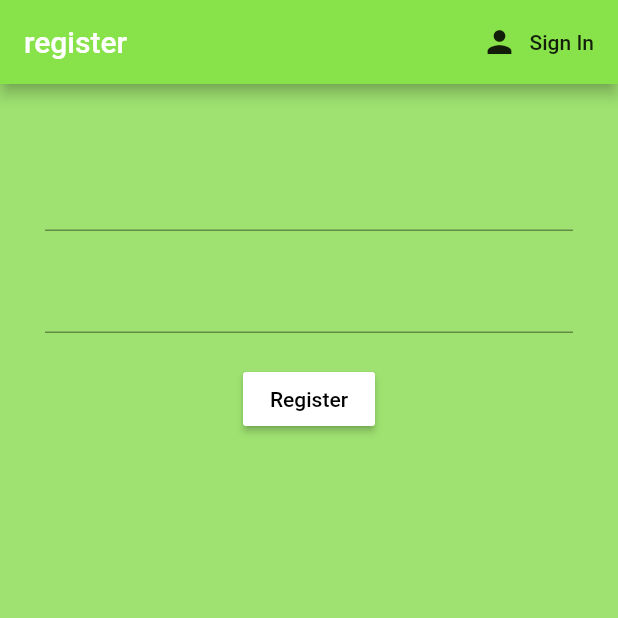
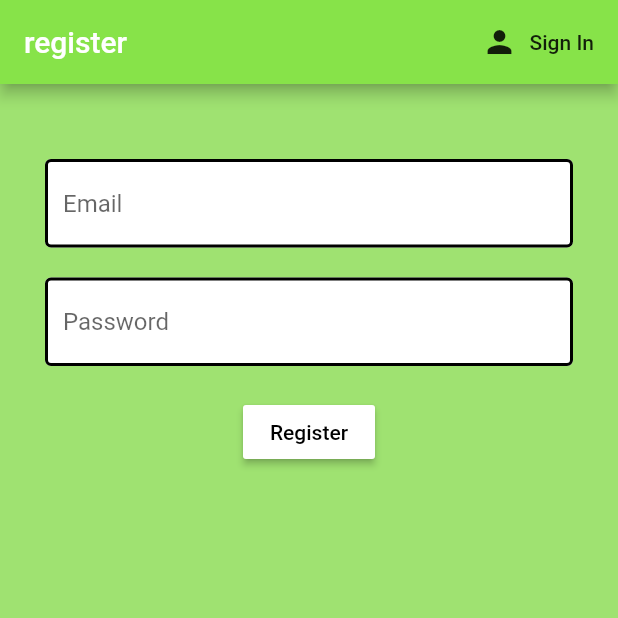
Before and after one commit to yamaan93/IDP-App, a Flutter app: the screen it shows after launch, after a tap on "sign in", after a tap on "Register", on a phone screen of 412 x 824 dp, the top half of it. Run offline on Flutter 3.47's test engine with Material 2 defaults, Android fonts, the phone set to English and light mode, and no system bars; our stand-ins replace cloud_firestore, firebase_auth, flutter_spinkit; accounts and stored records are empty.

Commit message:
form fields have decoration

```diff
--- a/idp_app/lib/consts.dart
+++ b/idp_app/lib/consts.dart
@@ -7,3 +7,14 @@ const Color kMainBackgroundColor = Color(0xFF9FE271);
 const kLableTextStyle = TextStyle(
   fontSize: 25, color: Colors.white, //Color(0xFFebedeb),
 );
+
+const InputDecoration kTextInputDecoration = InputDecoration(
+  fillColor: Colors.white,
+  filled: true,
+  enabledBorder: OutlineInputBorder(
+    borderSide: BorderSide(color: Colors.black, width: 2),
+  ),
+  focusedBorder: OutlineInputBorder(
+    borderSide: BorderSide(color: Colors.lightBlueAccent, width: 2),
+  ),
+);
--- a/idp_app/lib/pages/authentication/register.dart
+++ b/idp_app/lib/pages/authentication/register.dart
@@ -1,6 +1,7 @@
 import 'package:flutter/material.dart';
 import 'package:idp_app/consts.dart';
 import 'package:idp_app/services/auth.dart';
+import 'package:idp_app/loading.dart';
 
 class Register extends StatefulWidget {
   final Function toggleView;
@@ -13,6 +14,8 @@ class _RegisterState extends State<Register> {
   final AuthService _auth = AuthService();
   final _formkey = GlobalKey<FormState>();
 
+  bool loading = false;
+
   //text field state
   String email = '';
   String password = '';
@@ -20,7 +23,9 @@ class _RegisterState extends State<Register> {
   String error = '';
   @override
   Widget build(BuildContext context) {
-    return Scaffold(
+    return loading
+        ? Loading()
+        : Scaffold(
             appBar: AppBar(
               title: Text('register'),
               actions: <Widget>[
@@ -47,7 +52,10 @@ class _RegisterState extends State<Register> {
                         children: <Widget>[
                           SizedBox(height: 20),
                           TextFormField(
-                      validator: (val) => val.isEmpty ? 'Enter an Email' : null,
+                            decoration: kTextInputDecoration.copyWith(
+                                hintText: 'Email'),
+                            validator: (val) =>
+                                val.isEmpty ? 'Enter an Email' : null,
                             onChanged: (val) {
                               setState(() {
                                 email = val;
@@ -56,8 +64,11 @@ class _RegisterState extends State<Register> {
                           ),
                           SizedBox(height: 20),
                           TextFormField(
-                      validator: (val) =>
-                          val.length < 6 ? 'Enter a longer password' : null,
+                            decoration: kTextInputDecoration.copyWith(
+                                hintText: 'Password'),
+                            validator: (val) => val.length < 6
+                                ? 'Enter a longer password'
+                                : null,
                             obscureText: true,
                             onChanged: (val) {
                               setState(() {
@@ -74,10 +85,15 @@ class _RegisterState extends State<Register> {
                             ),
                             onPressed: () async {
                               if (_formkey.currentState.validate()) {
-                          dynamic result = await _auth
-                              .registerWithEmailAndPassword(email, password);
+                                setState(() {
+                                  loading = true;
+                                });
+                                dynamic result =
+                                    await _auth.registerWithEmailAndPassword(
+                                        email, password);
                                 if (result == null) {
                                   setState(() {
+                                    loading = false;
                                     error = 'please supply valid email';
                                     print(error);
                                   });
--- a/idp_app/lib/pages/authentication/sign_in.dart
+++ b/idp_app/lib/pages/authentication/sign_in.dart
@@ -1,4 +1,5 @@
 import 'package:flutter/material.dart';
+import 'package:idp_app/loading.dart';
 import 'package:idp_app/services/auth.dart';
 import '../../consts.dart';
 import '../../widgets/roundTextButton.dart';
@@ -15,13 +16,17 @@ class SignIn extends StatefulWidget {
 class _SignInState extends State<SignIn> {
   final AuthService _auth = AuthService();
   final _formkey = GlobalKey<FormState>();
+
+  bool loading = false;
   //text field state
   String email = '';
   String password = '';
   String error = '';
   @override
   Widget build(BuildContext context) {
-    return Container(
+    return loading
+        ? Loading()
+        : Container(
             child: Scaffold(
               backgroundColor: kMainBackgroundColor,
               body: SingleChildScrollView(
@@ -43,6 +48,8 @@ class _SignInState extends State<SignIn> {
                           children: <Widget>[
                             SizedBox(height: 20),
                             TextFormField(
+                              decoration: kTextInputDecoration.copyWith(
+                                  hintText: 'Email'),
                               validator: (val) =>
                                   val.isEmpty ? 'Enter an Email' : null,
                               onChanged: (val) {
@@ -53,6 +60,8 @@ class _SignInState extends State<SignIn> {
                             ),
                             SizedBox(height: 20),
                             TextFormField(
+                              decoration: kTextInputDecoration.copyWith(
+                                  hintText: 'Password'),
                               obscureText: true,
                               onChanged: (val) {
                                 setState(() {
@@ -69,10 +78,16 @@ class _SignInState extends State<SignIn> {
                               ),
                               onPressed: () async {
                                 if (_formkey.currentState.validate()) {
-                            dynamic result = await _auth
-                                .signInWithEmailAndPassword(email, password);
+                                  setState(() {
+                                    loading = true;
+                                  });
+
+                                  dynamic result =
+                                      await _auth.signInWithEmailAndPassword(
+                                          email, password);
                                   if (result == null) {
                                     setState(() {
+                                      loading = false;
                                       error = 'email or password is incorrect';
                                       print(error);
                                     });
@@ -80,7 +95,7 @@ class _SignInState extends State<SignIn> {
                                 }
                               },
                             ),
-                      SizedBox(height: 10),
+                            SizedBox(height: 5),
                             Text(
                               error,
                               style: TextStyle(color: Colors.red),
@@ -99,35 +114,6 @@ class _SignInState extends State<SignIn> {
                         ),
                       ),
                     ),
-              /*
-              cardButton(
-                text: "login",
-              ),
-              cardButton(
-                text: "sign up",
-                onPressed: () {},
-              ),*/
-              /* cardButton(
-                text: "sign in anon",
-                onPressed: () async {
-                  dynamic result = await _auth.signInAnon();
-                  if (result == null) {
-                    print('error signing in');
-                  } else {
-                    print("user signed in");
-                    print(result.uid);
-                  }
-                },
-              ),
-
-              */
-              /*cardButton(
-                onPressed: () {
-                  Navigator.pushNamed((context), '/ToDo');
-                },
-                text: "offline mode",
-              ),
-              */
                   ],
                 ),
               ),
--- a/idp_app/pubspec.yaml
+++ b/idp_app/pubspec.yaml
@@ -22,6 +22,7 @@ dependencies:
   cloud_firestore: ^0.12.10+2
   flutter_login: ^1.0.4
   provider: ^3.2.0
+  flutter_spinkit: ^4.1.1+1
   flutter:
     sdk: flutter
 
```
Also changed, not shown: idp_app/lib/loading.dart (added, +18 -0 lines), idp_app/lib/services/database.dart (added, +7 -0 lines), idp_app/pubspec.lock. Lines whose indentation alone changed are shown as unchanged.
